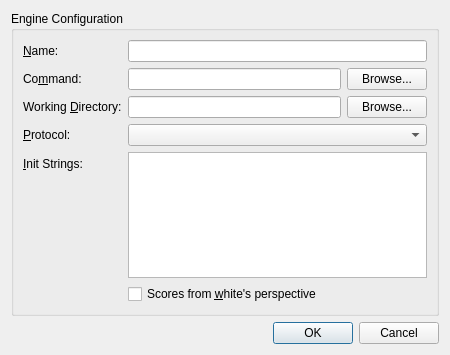
First picture: the form in projects/gui/ui/engineconfigdlg.ui, repository cutechess/cutechess, before the edit.
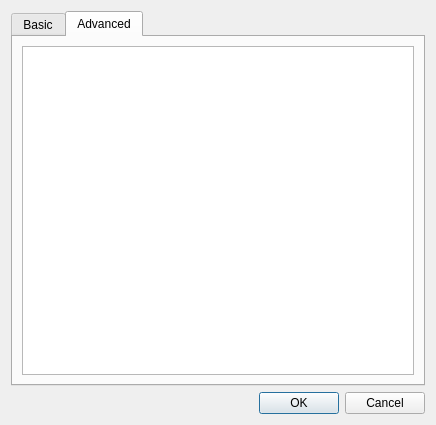
Second picture: the form after the edit. The open tabs and pages were chosen to show the change.

Commit message:
Split the engine configuration dialog to two parts
The engine configuration dialog will have two parts: basic and advanced.
The two parts are separated with tabs. The basic tab will have the basic
engine configuration such as name and command. The advanced tab will
show the list of engine options that the user can modify.

The edit to the form file:
```diff
--- a/projects/gui/ui/engineconfigdlg.ui
+++ b/projects/gui/ui/engineconfigdlg.ui
@@ -6,19 +6,23 @@
    <rect>
     <x>0</x>
     <y>0</y>
-    <width>450</width>
-    <height>355</height>
+    <width>436</width>
+    <height>425</height>
    </rect>
   </property>
-  <layout class="QGridLayout" name="gridLayout">
+  <layout class="QGridLayout" name="gridLayout_3">
    <item row="0" column="0">
     <layout class="QVBoxLayout" name="verticalLayout">
      <item>
-      <widget class="QGroupBox" name="groupBox">
-       <property name="title">
-        <string>Engine Configuration</string>
+      <widget class="QTabWidget" name="tabWidget">
+       <property name="currentIndex">
+        <number>0</number>
        </property>
-       <layout class="QGridLayout" name="gridLayout_2">
+       <widget class="QWidget" name="tab">
+        <attribute name="title">
+         <string>Basic</string>
+        </attribute>
+        <layout class="QGridLayout" name="gridLayout">
         <item row="0" column="0">
          <layout class="QFormLayout" name="formLayout">
           <property name="fieldGrowthPolicy">
@@ -129,6 +133,24 @@
         </item>
        </layout>
       </widget>
+       <widget class="QWidget" name="tab_2">
+        <attribute name="title">
+         <string>Advanced</string>
+        </attribute>
+        <layout class="QGridLayout" name="gridLayout_2">
+         <item row="0" column="0">
+          <widget class="QTreeView" name="m_optionsView">
+           <property name="alternatingRowColors">
+            <bool>true</bool>
+           </property>
+           <property name="rootIsDecorated">
+            <bool>false</bool>
+           </property>
+          </widget>
+         </item>
+        </layout>
+       </widget>
+      </widget>
      </item>
      <item>
       <widget class="QDialogButtonBox" name="buttonBox">
```
Left out of the diff: 9 changed lines with no effect on the pictures. Lines whose indentation alone changed are shown as unchanged.
